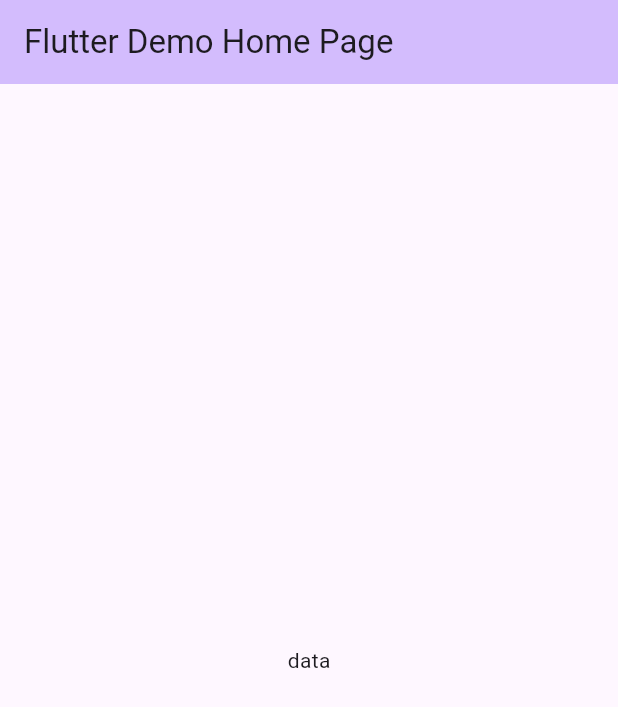
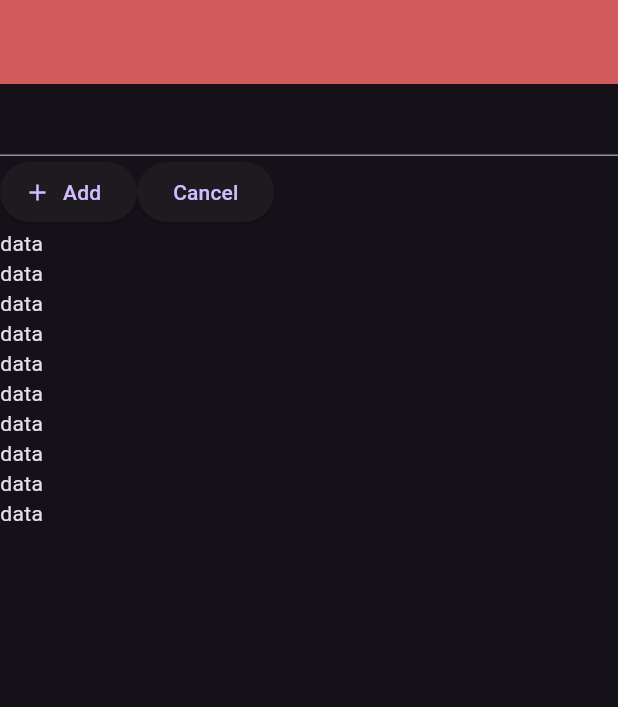
Before and after one commit to saninthottungal/todo-riverpod, a Flutter app: the screen it shows after launch, on a phone screen of 412 x 824 dp. Shown: the top 707 px of the screen. Run offline on Flutter 3.47's test engine with Material 3 defaults, Android fonts, the phone set to English and light mode, and no system bars.

Commit message:
rough UI done

```diff
--- a/lib/main.dart
+++ b/lib/main.dart
@@ -1,4 +1,5 @@
 import 'package:flutter/material.dart';
+import 'package:todo_riverpod/screens/screen_home.dart';
 
 void main() {
   runApp(
@@ -12,29 +13,11 @@ class MyApp extends StatelessWidget {
   @override
   Widget build(BuildContext context) {
     return MaterialApp(
+      theme: ThemeData.dark().copyWith(
+          appBarTheme: const AppBarTheme(
+              backgroundColor: Color.fromARGB(255, 212, 91, 91))),
       title: 'Flutter Demo',
-      theme: ThemeData(
-        colorScheme: ColorScheme.fromSeed(seedColor: Colors.deepPurple),
-        useMaterial3: true,
-      ),
-      home: const MyHomePage(),
+      home: const ScreenHome(),
     );
   }
 }
-
-class MyHomePage extends StatelessWidget {
-  const MyHomePage({super.key});
-
-  @override
-  Widget build(BuildContext context) {
-    return Scaffold(
-      appBar: AppBar(
-        backgroundColor: Theme.of(context).colorScheme.inversePrimary,
-        title: const Text('Flutter Demo Home Page'),
-      ),
-      body: const Center(
-        child: Text("data"),
-      ),
-    );
-  }
-}
--- /dev/null
+++ b/lib/screens/screen_home.dart
@@ -0,0 +1,38 @@
+import 'package:flutter/material.dart';
+
+class ScreenHome extends StatelessWidget {
+  const ScreenHome({super.key});
+
+  @override
+  Widget build(BuildContext context) {
+    return Scaffold(
+      appBar: AppBar(),
+      body: Column(
+        children: [
+          TextField(),
+          Row(
+            children: [
+              ElevatedButton.icon(
+                onPressed: () {},
+                label: const Text("Add"),
+                icon: const Icon(Icons.add),
+              ),
+              ElevatedButton(
+                onPressed: () {},
+                child: const Text("Cancel"),
+              ),
+            ],
+          ),
+          Expanded(
+            child: ListView.builder(
+              itemBuilder: (context, index) {
+                return const Text("data");
+              },
+              itemCount: 10,
+            ),
+          ),
+        ],
+      ),
+    );
+  }
+}
--- a/pubspec.yaml
+++ b/pubspec.yaml
@@ -35,6 +35,7 @@ dependencies:
   # The following adds the Cupertino Icons font to your application.
   # Use with the CupertinoIcons class for iOS style icons.
   cupertino_icons: ^1.0.6
+  flutter_riverpod: ^2.5.1
 
 dev_dependencies:
   flutter_test:
```
Also changed, not shown: pubspec.lock.
